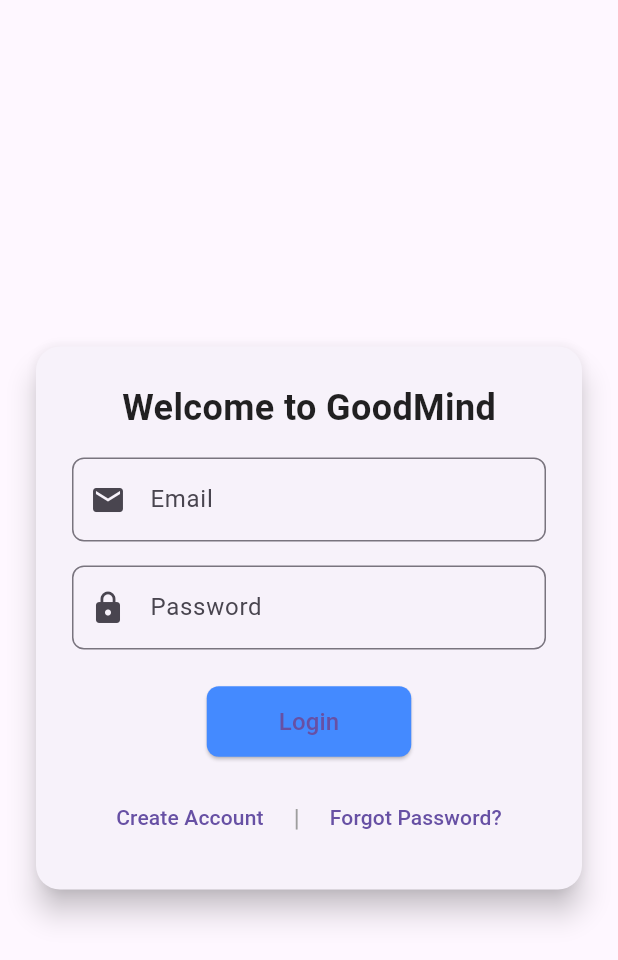
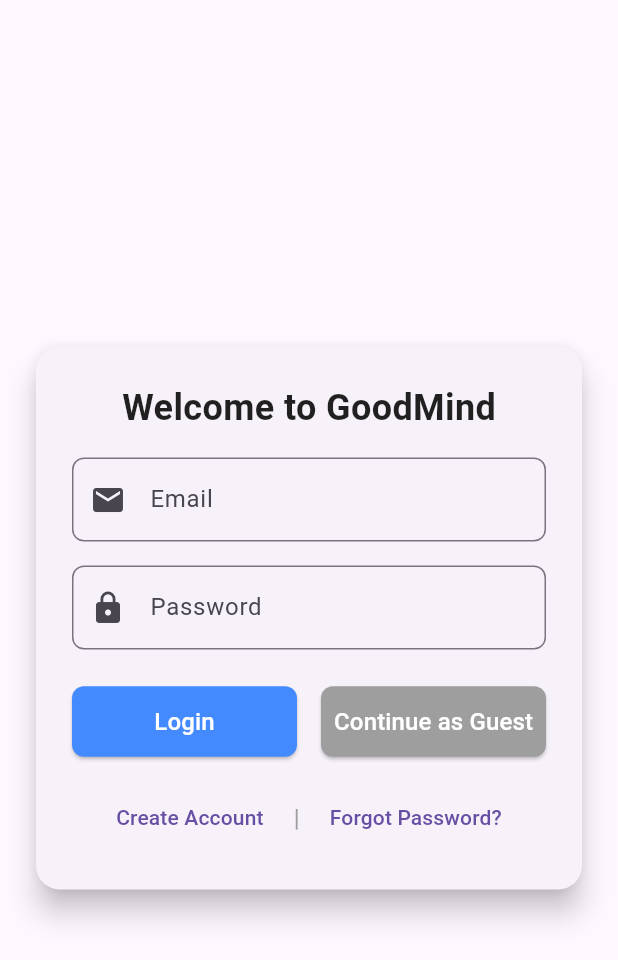
Before and after one commit to WillGasser/FlutterApp, a Flutter app: the screen it shows after launch, on a phone screen of 412 x 824 dp. Shown: the top 960 px of the screen. Run offline on Flutter 3.47's test engine with Material 3 defaults, Android fonts, the phone set to English and light mode, and no system bars; our stand-ins replace firebase_auth, firebase_core; accounts and stored records are empty; Roboto replaces fonts that are missing (Raleway).

Commit message:
emulation & guest

```diff
--- a/health_app/lib/screens/login_screen.dart
+++ b/health_app/lib/screens/login_screen.dart
@@ -40,7 +40,6 @@ class _LoginScreenState extends State<LoginScreen> {
       final authService = MyAuthService();
       final user = await authService.signInWithEmail(email, password);
 
-
       if (user != null) {
         // If sign in is successful, navigate to the HomeScreen.
         Navigator.pushReplacement(
@@ -55,6 +54,14 @@ class _LoginScreenState extends State<LoginScreen> {
       // Catch and show any errors that occur during sign in.
       _showSnackBar(e.toString());
     }
+  }
+
+  /// Handles guest login by navigating directly to HomeScreen.
+  void _handleGuestLogin() {
+    Navigator.pushReplacement(
+      context,
+      MaterialPageRoute(builder: (context) => const HomeScreen()),
+    );
   }
 
   /// Shows a SnackBar with the given message.
@@ -135,7 +142,11 @@ class _LoginScreenState extends State<LoginScreen> {
                   ),
                   const SizedBox(height: 24),
                   // Login Button
-                  ElevatedButton(
+                  Row(
+  mainAxisAlignment: MainAxisAlignment.center,
+  children: [
+    Expanded(
+      child: ElevatedButton(
         onPressed: _handleLogin,
         style: ElevatedButton.styleFrom(
           backgroundColor: Colors.blueAccent,
@@ -143,15 +154,37 @@ class _LoginScreenState extends State<LoginScreen> {
             borderRadius: BorderRadius.circular(8),
           ),
           padding: const EdgeInsets.symmetric(
-                        horizontal: 48.0,
             vertical: 12.0,
           ),
         ),
         child: const Text(
           'Login',
-                      style: TextStyle(fontSize: 16),
+          style: TextStyle(fontSize: 16, color: Colors.white),
         ),
       ),
+    ),
+    const SizedBox(width: 16),
+    Expanded(
+      child: ElevatedButton(
+        onPressed: _handleGuestLogin,
+        style: ElevatedButton.styleFrom(
+          backgroundColor: Colors.grey,
+          shape: RoundedRectangleBorder(
+            borderRadius: BorderRadius.circular(8),
+          ),
+          padding: const EdgeInsets.symmetric(
+            vertical: 12.0,
+          ),
+        ),
+        child: const Text(
+          'Continue as Guest',
+          style: TextStyle(fontSize: 16, color: Colors.white),
+        ),
+      ),
+    ),
+  ],
+),
+
                   const SizedBox(height: 16),
                   // Navigation for Create Account and Forgot Password.
                   Row(
@@ -184,7 +217,8 @@ class _LoginScreenState extends State<LoginScreen> {
                           Navigator.push(
                             context,
                             MaterialPageRoute(
-                              builder: (context) => const ForgotPasswordScreen(),
+                              builder: (context) =>
+                                  const ForgotPasswordScreen(),
                             ),
                           );
                         },
```
Also changed, not shown: 1 other file. Lines whose indentation alone changed are shown as unchanged.
